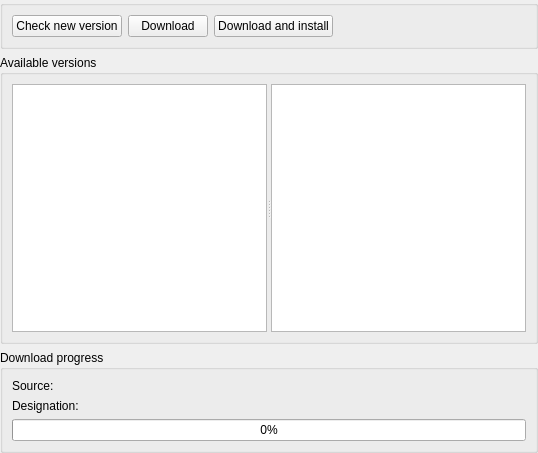
Qt form src/gui/updaterwidget.ui (panter-dsd/UniversalUpdater) before a commit.
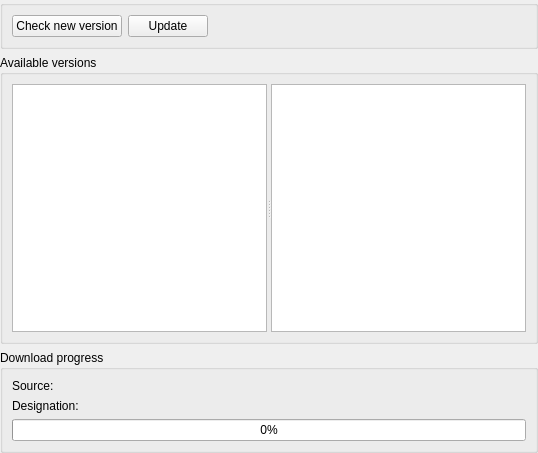
The same form after that commit.

Commit message: Replace downloadButton and downloadAndInstallButton with updateButton.

```diff
--- a/src/gui/updaterwidget.ui
+++ b/src/gui/updaterwidget.ui
@@ -39,14 +39,7 @@
       <item>
        <widget class="QPushButton" name="downloadButton">
         <property name="text">
-         <string>Download</string>
-        </property>
-       </widget>
-      </item>
-      <item>
-       <widget class="QPushButton" name="downloadAndInstallButton">
-        <property name="text">
-         <string>Download and install</string>
+         <string>Update</string>
         </property>
        </widget>
       </item>
```
Left out of the diff: 2 changed lines with no effect on the pictures. The commit also changes 3 other files.
